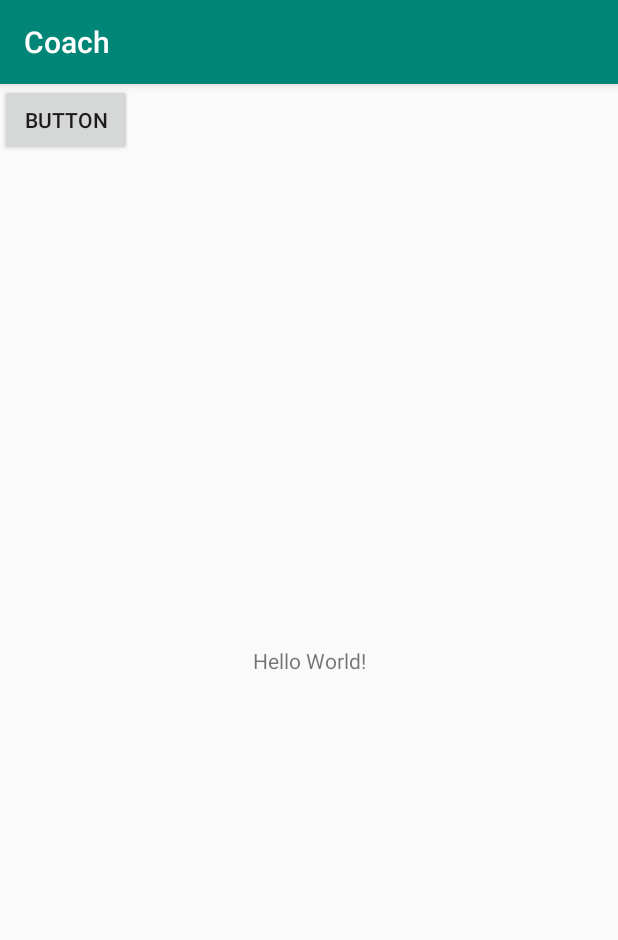
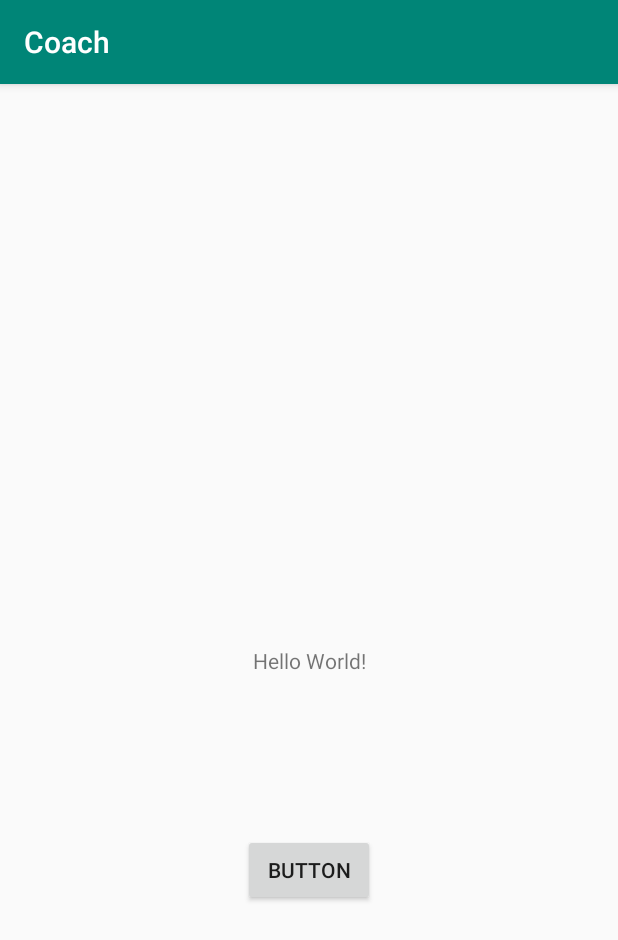
Before and after one commit to Johan-Maille/Projet_Coach, an Android app: the screen it shows after launch (MainActivity), on a phone screen of 412 x 824 dp. Shown: the top 940 px of the screen. Run offline under Robolectric (Android 15) with nearby library versions, the phone set to English and light mode, and no system bars.

Commit message:
Update activity_main.xml

```diff
--- a/app/src/main/res/layout/activity_main.xml
+++ b/app/src/main/res/layout/activity_main.xml
@@ -7,6 +7,7 @@
     tools:context=".MainActivity">
 
     <TextView
+        android:id="@+id/textView"
         android:layout_width="wrap_content"
         android:layout_height="wrap_content"
         android:text="Hello World!"
@@ -17,10 +18,18 @@
 
     <Button
         android:id="@+id/button"
-        android:layout_width="wrap_content"
-        android:layout_height="wrap_content"
+        android:layout_width="88dp"
+        android:layout_height="48dp"
+        android:layout_marginStart="148dp"
+        android:layout_marginLeft="148dp"
+        android:layout_marginTop="41dp"
+        android:layout_marginEnd="148dp"
+        android:layout_marginRight="148dp"
+        android:layout_marginBottom="156dp"
         android:text="Button"
-        tools:layout_editor_absoluteX="148dp"
-        tools:layout_editor_absoluteY="320dp" />
+        app:layout_constraintBottom_toBottomOf="parent"
+        app:layout_constraintEnd_toEndOf="parent"
+        app:layout_constraintStart_toStartOf="parent"
+        app:layout_constraintTop_toBottomOf="@+id/textView" />
 
 </android.support.constraint.ConstraintLayout>
```
